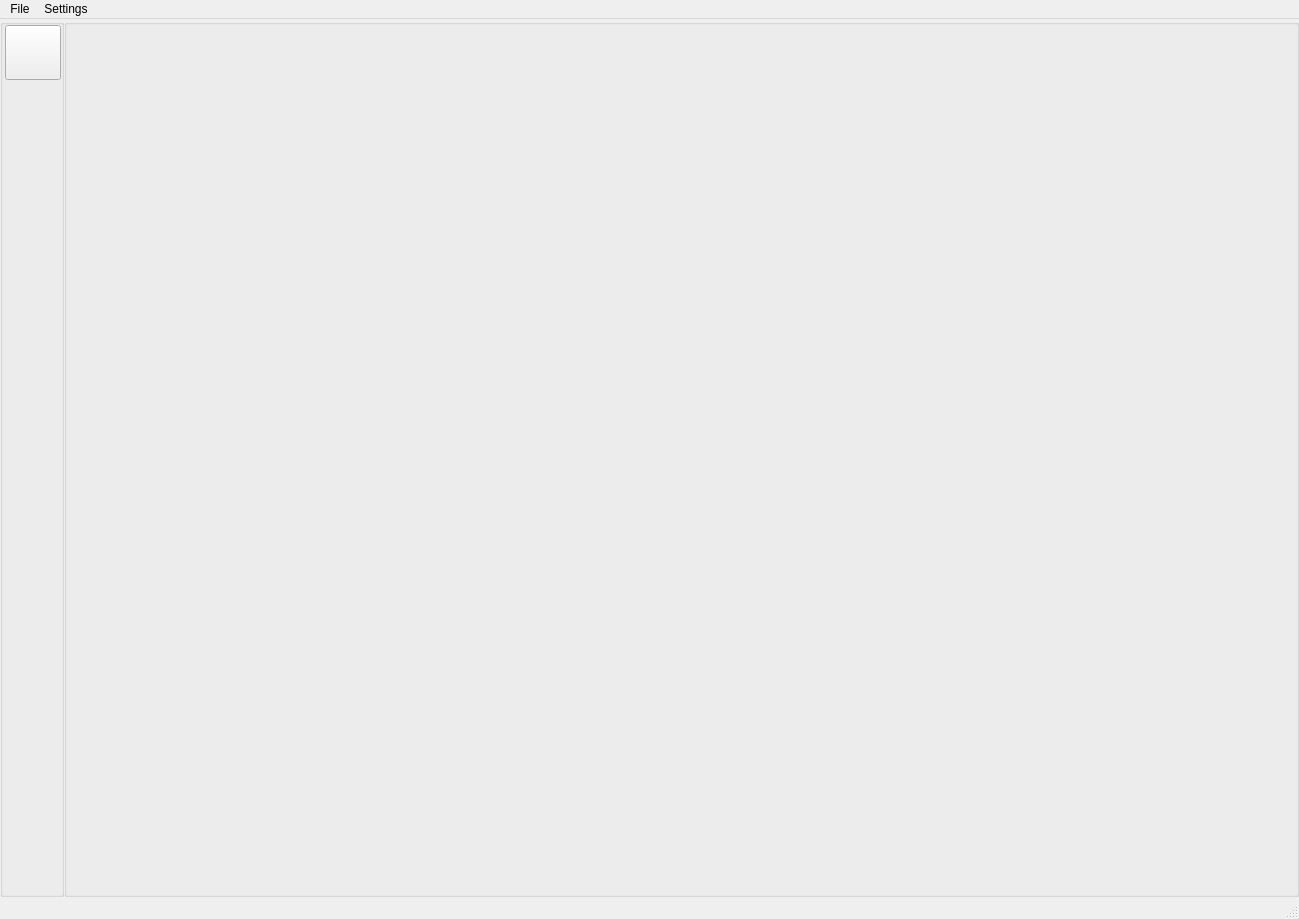
Before: the Qt Designer form cpp/Rhododendron/widgets/mainwindow.ui in turkishviking/tuya, drawn with Qt 5.
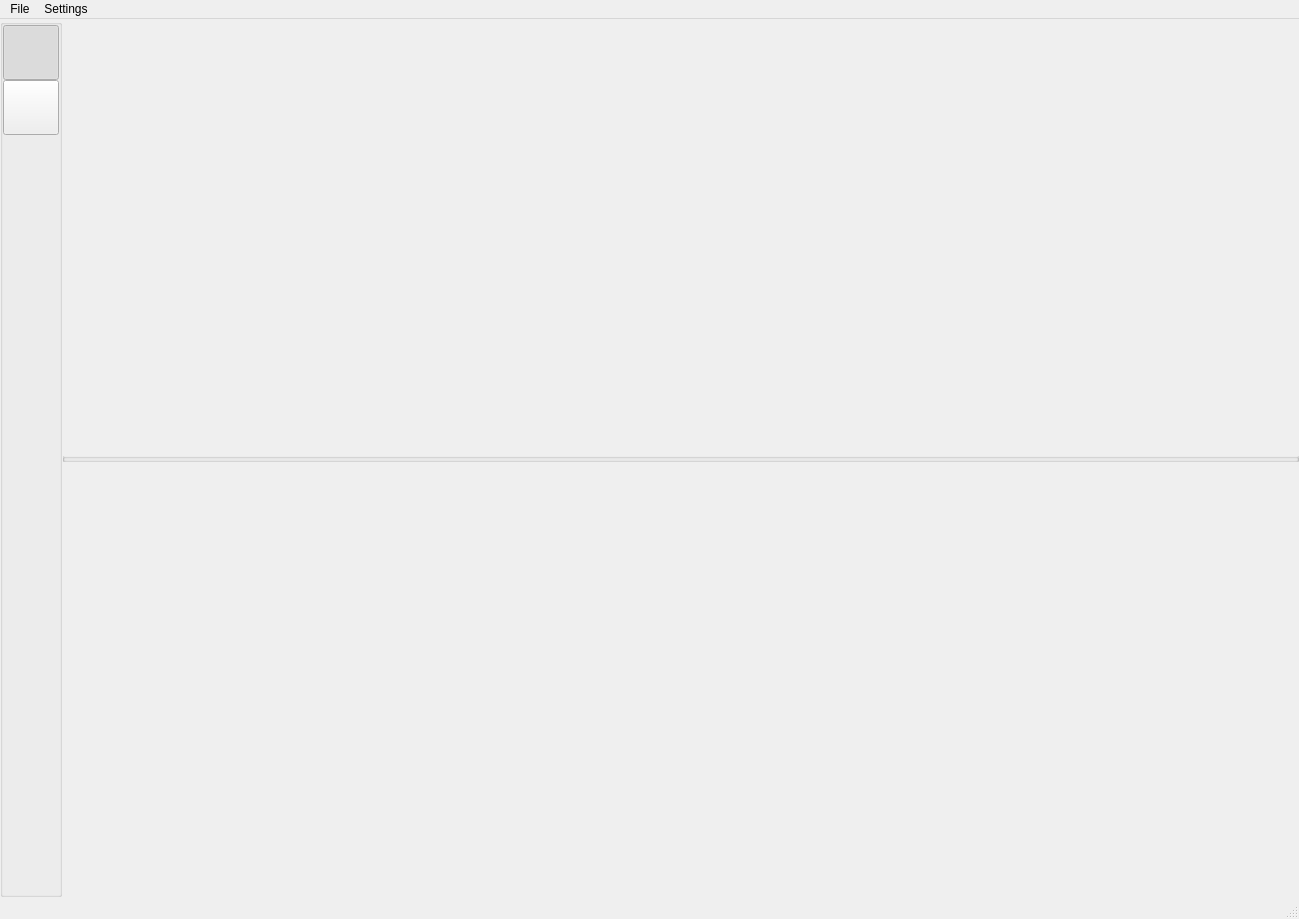
After: the same form once the commit is applied. Icons and pictures are not drawn.

```diff
--- a/cpp/Rhododendron/widgets/mainwindow.ui
+++ b/cpp/Rhododendron/widgets/mainwindow.ui
@@ -34,7 +34,7 @@
      <widget class="QGroupBox" name="leftBox">
       <property name="sizePolicy">
        <sizepolicy hsizetype="Fixed" vsizetype="Preferred">
-        <horstretch>0</horstretch>
+        <horstretch>60</horstretch>
         <verstretch>0</verstretch>
        </sizepolicy>
       </property>
@@ -57,8 +57,11 @@
        <property name="spacing">
         <number>0</number>
        </property>
+       <property name="sizeConstraint">
+        <enum>QLayout::SetMaximumSize</enum>
+       </property>
        <property name="leftMargin">
-        <number>2</number>
+        <number>0</number>
        </property>
        <property name="topMargin">
         <number>0</number>
@@ -81,8 +84,37 @@
           <string/>
          </property>
          <property name="icon">
-          <iconset>
-           <normaloff>../icons/scene.png</normaloff>../icons/scene.png</iconset>
+          <iconset resource="../ressources/ressources.qrc">
+           <normaloff>:/icons/scene.png</normaloff>:/icons/scene.png</iconset>
+         </property>
+         <property name="iconSize">
+          <size>
+           <width>48</width>
+           <height>48</height>
+          </size>
+         </property>
+         <property name="checkable">
+          <bool>true</bool>
+         </property>
+         <property name="checked">
+          <bool>true</bool>
+         </property>
+        </widget>
+       </item>
+       <item>
+        <widget class="QToolButton" name="FxButton">
+         <property name="minimumSize">
+          <size>
+           <width>50</width>
+           <height>50</height>
+          </size>
+         </property>
+         <property name="text">
+          <string/>
+         </property>
+         <property name="icon">
+          <iconset resource="../ressources/ressources.qrc">
+           <normaloff>:/icons/signe-fx.png</normaloff>:/icons/signe-fx.png</iconset>
          </property>
          <property name="iconSize">
           <size>
@@ -123,6 +155,9 @@
        <property name="spacing">
         <number>0</number>
        </property>
+       <property name="sizeConstraint">
+        <enum>QLayout::SetMinAndMaxSize</enum>
+       </property>
        <property name="leftMargin">
         <number>0</number>
        </property>
```
Left out of the diff: 6 changed lines with no effect on the pictures.
